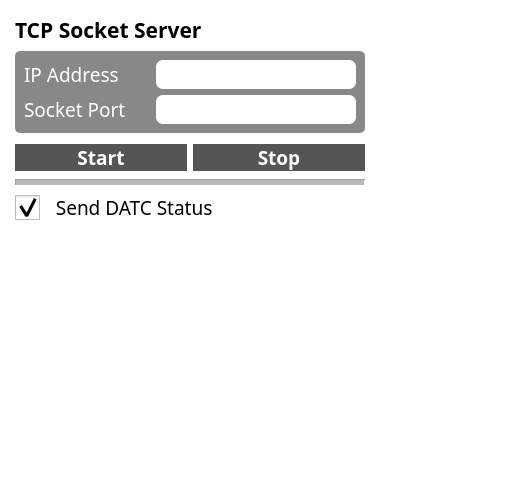
Above: kr_gcs_ui/ui/tcp_form.ui from KorasRobotics/KR_GCS_user_interface_ROS2 before the change. Below: the same form after it.
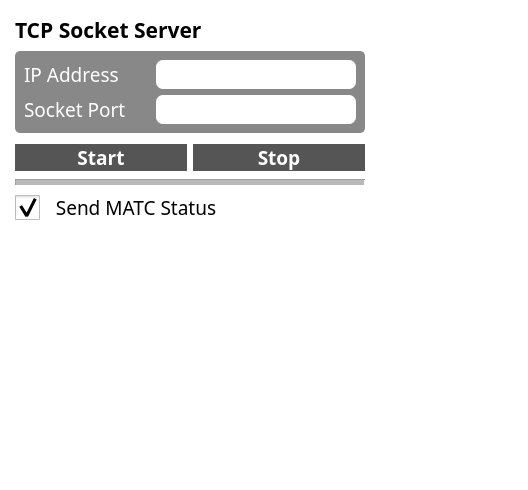
That is the form after the change.

Commit message: update: support KR-MATC V3 firmware (same code as KR_GCS_user_interface v2.0.0)

The edit to the form file:
```diff
--- a/kr_gcs_ui/ui/tcp_form.ui
+++ b/kr_gcs_ui/ui/tcp_form.ui
@@ -505,7 +505,7 @@
         </font>
        </property>
        <property name="text">
-        <string>  Send DATC Status</string>
+        <string>  Send MATC Status</string>
        </property>
        <property name="checked">
         <bool>true</bool>
```
The commit also changes 27 other files.
